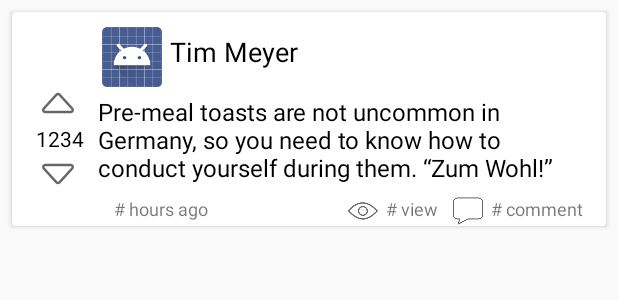
After one commit to Shoflowers/Travel-Buddy, an Android app: the layout answer_item.xml on its own in the app's theme, with its tools: preview values and no code run, on a phone screen of 412 x 824 dp. The commit adds this screen. Shown: the top 300 px of the screen. Run offline under Robolectric (Android 15) with nearby library versions, the phone set to English and light mode, and no system bars.

Commit message:
initialize answer_activity and Answer()

```diff
--- a/app/src/main/AndroidManifest.xml
+++ b/app/src/main/AndroidManifest.xml
@@ -11,7 +11,8 @@
         android:roundIcon="@mipmap/ic_launcher_round"
         android:supportsRtl="true"
         android:theme="@style/AppTheme">
-        <activity android:name=".CountriesActivity"></activity>
+        <activity android:name=".AnswerActivity"></activity>
+        <activity android:name=".CountriesActivity" />
         <activity android:name=".ForumActivity" />
         <activity android:name=".HomeActivity" />
         <activity android:name=".LoginActivity">
--- /dev/null
+++ b/app/src/main/res/layout/answer_item.xml
@@ -0,0 +1,161 @@
+<?xml version="1.0" encoding="utf-8"?>
+<androidx.constraintlayout.widget.ConstraintLayout
+    xmlns:android="http://schemas.android.com/apk/res/android"
+    xmlns:app="http://schemas.android.com/apk/res-auto"
+    xmlns:tools="http://schemas.android.com/tools"
+    android:layout_width="match_parent"
+    android:layout_height="wrap_content">
+
+    <androidx.cardview.widget.CardView
+
+        android:id="@+id/main_answer_item"
+        android:layout_width="0dp"
+        android:layout_height="wrap_content"
+        android:layout_marginStart="8dp"
+        android:layout_marginTop="8dp"
+        android:layout_marginEnd="8dp"
+        android:layout_marginBottom="8dp"
+        app:layout_constraintBottom_toBottomOf="parent"
+        app:layout_constraintEnd_toEndOf="parent"
+        app:layout_constraintStart_toStartOf="parent"
+        app:layout_constraintTop_toTopOf="parent">
+
+        <androidx.constraintlayout.widget.ConstraintLayout
+            android:layout_width="match_parent"
+            android:layout_height="wrap_content">
+
+            <ImageButton
+                android:id="@+id/answerUpvoteBtn"
+                android:layout_width="wrap_content"
+                android:layout_height="wrap_content"
+                android:layout_marginStart="20dp"
+                android:layout_marginTop="50dp"
+                android:alpha="0.6"
+                android:background="#FFFFFF"
+                android:rotation="-90"
+                app:layout_constraintStart_toStartOf="parent"
+                app:layout_constraintTop_toTopOf="parent"
+                app:srcCompat="@mipmap/arrow" />
+
+            <TextView
+                android:id="@+id/answerVoteCount"
+                android:layout_width="40dp"
+                android:layout_height="wrap_content"
+                android:layout_marginStart="12dp"
+                android:layout_marginTop="3dp"
+                android:text="1234"
+                android:textAlignment="center"
+                android:textColor="#000000"
+                app:layout_constraintStart_toStartOf="parent"
+                app:layout_constraintTop_toBottomOf="@+id/answerUpvoteBtn" />
+
+            <ImageButton
+                android:id="@+id/answerDownvoteBtn"
+                android:layout_width="wrap_content"
+                android:layout_height="wrap_content"
+                android:layout_marginStart="20dp"
+                android:layout_marginTop="3dp"
+                android:alpha="0.6"
+                android:background="#FFFFFF"
+                android:rotation="90"
+                app:layout_constraintStart_toStartOf="parent"
+                app:layout_constraintTop_toBottomOf="@id/answerVoteCount"
+                app:srcCompat="@mipmap/arrow" />
+
+            <TextView
+                android:id="@+id/answerPreviewTextView"
+                android:layout_width="324dp"
+                android:layout_height="59dp"
+                android:text="@string/sample_answer"
+                android:textColor="#000000"
+                android:textSize="16sp"
+                android:layout_marginTop="5dp"
+                app:layout_constraintTop_toBottomOf="@id/profileImgView"
+                app:layout_constraintEnd_toEndOf="parent"
+                app:layout_constraintHorizontal_bias="0.263"
+                app:layout_constraintStart_toEndOf="@+id/answerVoteCount"
+                tools:layout_editor_absoluteY="48dp" />
+
+            <TextView
+                android:id="@+id/answerTimePosted"
+                android:layout_width="wrap_content"
+                android:layout_height="wrap_content"
+                android:layout_marginStart="16dp"
+                android:layout_marginTop="8dp"
+                android:text="# hours ago"
+                android:textSize="12sp"
+                app:layout_constraintStart_toEndOf="@+id/answerVoteCount"
+                app:layout_constraintTop_toBottomOf="@+id/answerPreviewTextView" />
+
+            <ImageView
+                android:id="@+id/viewImg2"
+                android:layout_width="20dp"
+                android:layout_height="20dp"
+                android:layout_marginTop="8dp"
+                android:layout_marginEnd="5dp"
+                android:alpha="0.6"
+                app:layout_constraintEnd_toStartOf="@+id/commentCount"
+                app:layout_constraintTop_toBottomOf="@+id/answerPreviewTextView"
+                app:srcCompat="@drawable/comment" />
+
+            <ImageView
+                android:id="@+id/viewImg"
+                android:layout_width="20dp"
+                android:layout_height="20dp"
+                android:layout_marginTop="8dp"
+                android:layout_marginEnd="5dp"
+                android:alpha="0.6"
+                app:layout_constraintEnd_toStartOf="@id/answerViewCount"
+                app:layout_constraintTop_toBottomOf="@id/answerPreviewTextView"
+                app:srcCompat="@drawable/view" />
+
+            <TextView
+                android:id="@+id/answerViewCount"
+                android:layout_width="wrap_content"
+                android:layout_height="wrap_content"
+                android:layout_marginTop="8dp"
+                android:layout_marginEnd="10dp"
+                android:text="# view"
+                android:textSize="12sp"
+                app:layout_constraintEnd_toStartOf="@id/viewImg2"
+                app:layout_constraintTop_toBottomOf="@id/answerPreviewTextView" />
+
+            <TextView
+                android:id="@+id/commentCount"
+                android:layout_width="wrap_content"
+                android:layout_height="wrap_content"
+                android:layout_marginTop="8dp"
+                android:layout_marginEnd="15dp"
+                android:text="# comment"
+                android:textSize="12sp"
+                app:layout_constraintEnd_toEndOf="parent"
+                app:layout_constraintTop_toBottomOf="@id/answerPreviewTextView" />
+
+
+            <ImageView
+                android:id="@+id/profileImgView"
+                android:layout_width="40dp"
+                android:layout_height="40dp"
+                app:layout_constraintTop_toTopOf="parent"
+                app:layout_constraintStart_toStartOf="parent"
+                android:layout_marginStart="60dp"
+                android:layout_marginTop="10dp"
+                app:srcCompat="@android:drawable/sym_def_app_icon" />
+
+            <TextView
+                android:layout_width="wrap_content"
+                android:layout_height="wrap_content"
+                android:id="@+id/userNameTextView"
+                app:layout_constraintStart_toEndOf="@id/profileImgView"
+                app:layout_constraintTop_toTopOf="parent"
+                android:layout_marginTop="14dp"
+                android:layout_marginStart="5dp"
+                android:textSize="18dp"
+                android:text="Tim Meyer"
+                android:textColor="#000000"/>
+
+
+
+        </androidx.constraintlayout.widget.ConstraintLayout>
+    </androidx.cardview.widget.CardView>
+</androidx.constraintlayout.widget.ConstraintLayout>
--- a/app/src/main/res/values/strings.xml
+++ b/app/src/main/res/values/strings.xml
@@ -5,6 +5,12 @@
         Would it be correct to say, "Aus diesem Grund möchte ich sie bitten, meinen Vertrag schnell wie möglich zu kündigen"?
     </string>
 
+    <string name="sample_answer">
+        Pre-meal toasts are not uncommon in Germany, so you need to know how to conduct yourself during them. “Zum Wohl!” which literally means “with wine,” and “Prost!” which translates to “with beer,” are two frequently heard toasts in Germany, and both are meant to communicate a wish for good health.
+
+Maintaining eye contact during a toast is important throughout Germany, but this part of dining etiquette is even more crucial in eastern regions of the country.
+    </string>
+
     <string name="question_prompt">
         Write your question ...
     </string>
```
Also changed, not shown: app/src/main/java/com/example/travelbuddy/AnswerActivity.java (added, +14 -0 lines), app/src/main/java/com/example/travelbuddy/Objects/Answer.java (added, +94 -0 lines), app/src/main/res/layout/activity_answers.xml (added, +13 -0 lines), app/src/main/res/layout/question_content.xml (added, +131 -0 lines).
